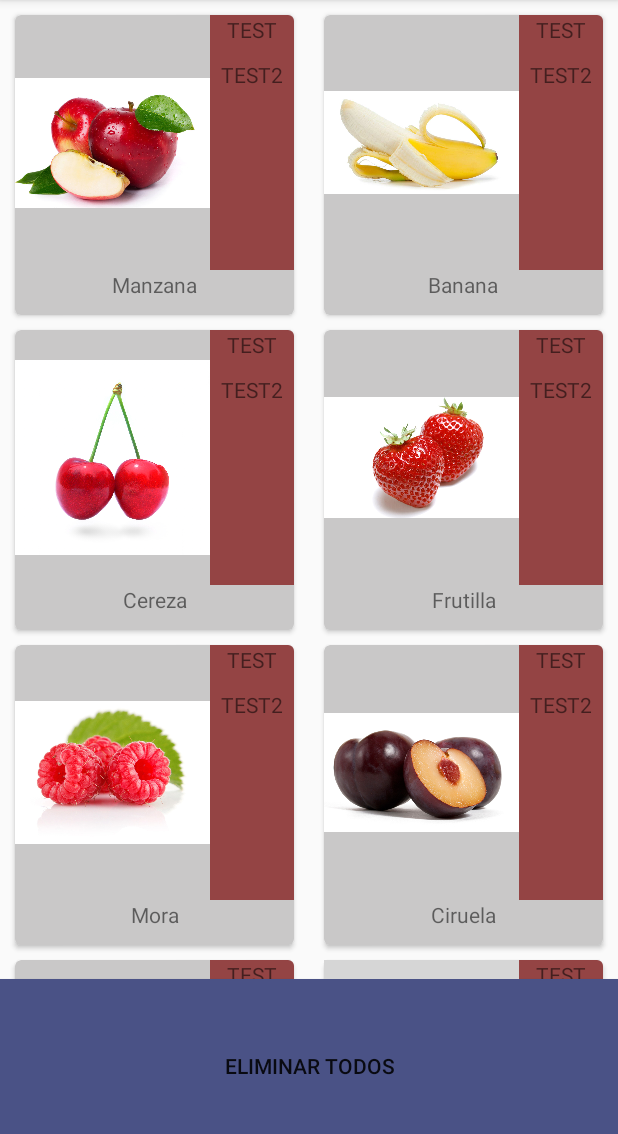
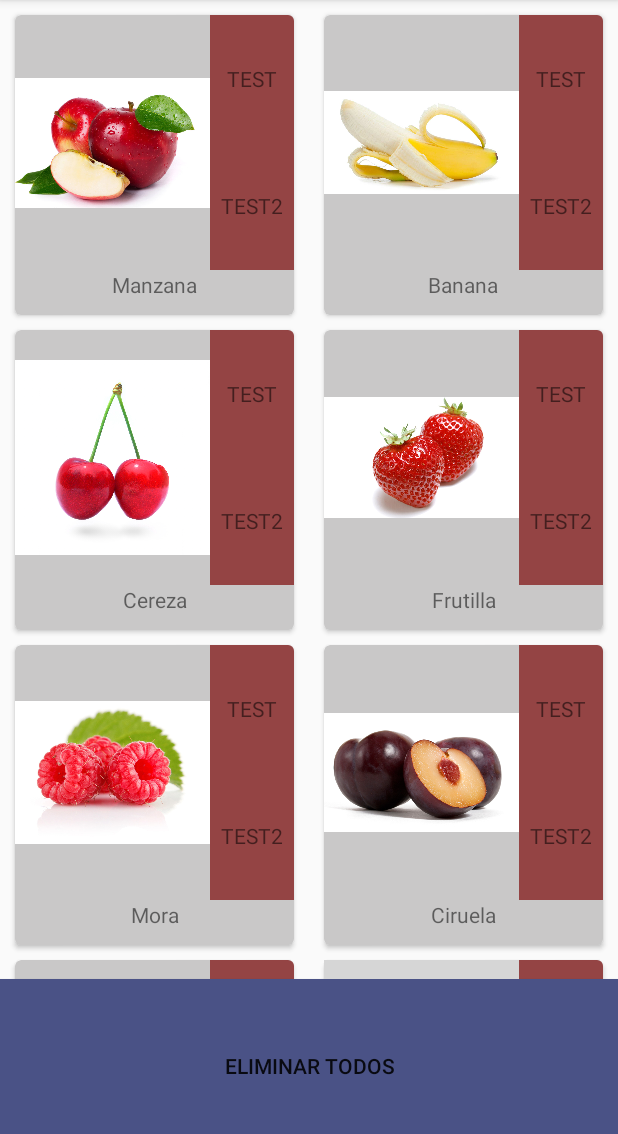
Before and after one commit to YJJProyectos/RecyclerView, an Android app: the MainActivity screen opened directly, with no data from a screen before it, after a tap on "cambiarGrilla", on a phone screen of 412 x 824 dp, the part 84-1218 px from its top. Run offline under Robolectric (Android 15) with nearby library versions, the phone set to English and light mode, and no system bars; our stand-ins replace ButterKnife, Picasso; pictures from the network do not load; 1 other tap on this screen came first; grey boxes are pictures that could not be loaded.

Commit message:
cambiar texto de cardview

```diff
--- a/app/src/main/java/com/android/jyang/recyclerview/activities/MainActivity.java
+++ b/app/src/main/java/com/android/jyang/recyclerview/activities/MainActivity.java
@@ -105,7 +105,6 @@ public class MainActivity extends AppCompatActivity {
                 this.addMovie(this.movies.size());
                 return true;
             case R.id.cambiarGrilla:
-                Toast.makeText(this, "cambiar grilla", Toast.LENGTH_SHORT).show();
                 if (estaCambiado) {
                     this.layoutManager = this.layoutLinear;
                     estaCambiado = false;
@@ -114,7 +113,8 @@ public class MainActivity extends AppCompatActivity {
                     estaCambiado = true;
                 }
                 this.recyclerView.setLayoutManager(this.layoutManager);
-                this.layoutManager.scrollToPosition(1);
+//                Toast.makeText(this, "posicion " , Toast.LENGTH_SHORT).show();
+                this.recyclerView.setAdapter(this.adapter);
                 return true;
             default:
                 return super.onOptionsItemSelected(item);
@@ -157,15 +157,10 @@ public class MainActivity extends AppCompatActivity {
         movies.add(position, new Movie("Nueva Imagen " + (++counter), R.drawable.newmovie ));
         adapter.notifyItemInserted(position);
         layoutManager.scrollToPosition(position);
-//        Intent intent = new Intent();
-//        intent.setType("image/*");
-//        intent.setAction(Intent.ACTION_GET_CONTENT);
-//        startActivityForResult(Intent.createChooser(intent, "Select Picture"), PICK_IMAGE);
     }
 
     private void removeMovie(int position) {
         movies.remove(position);
         adapter.notifyItemRemoved(position);
-//        layoutManager.scrollToPosition(position);
     }
 }
--- a/app/src/main/res/layout/recycler_view_item.xml
+++ b/app/src/main/res/layout/recycler_view_item.xml
@@ -44,13 +44,19 @@
                 <TextView
                     android:id="@+id/textTest"
                     android:layout_width="match_parent"
-                    android:layout_height="30dp"
+                    android:layout_height="0dp"
+                    android:layout_weight="0.5"
+                    android:layout_gravity="center"
+                    android:gravity="center"
                     android:text="TEST"
                     android:textAlignment="center" />
                 <TextView
                     android:id="@+id/textTest2"
                     android:layout_width="match_parent"
-                    android:layout_height="30dp"
+                    android:layout_height="0dp"
+                    android:layout_weight="0.5"
+                    android:layout_gravity="center"
+                    android:gravity="center"
                     android:text="TEST2"
                     android:textAlignment="center" />
             </LinearLayout>
```
